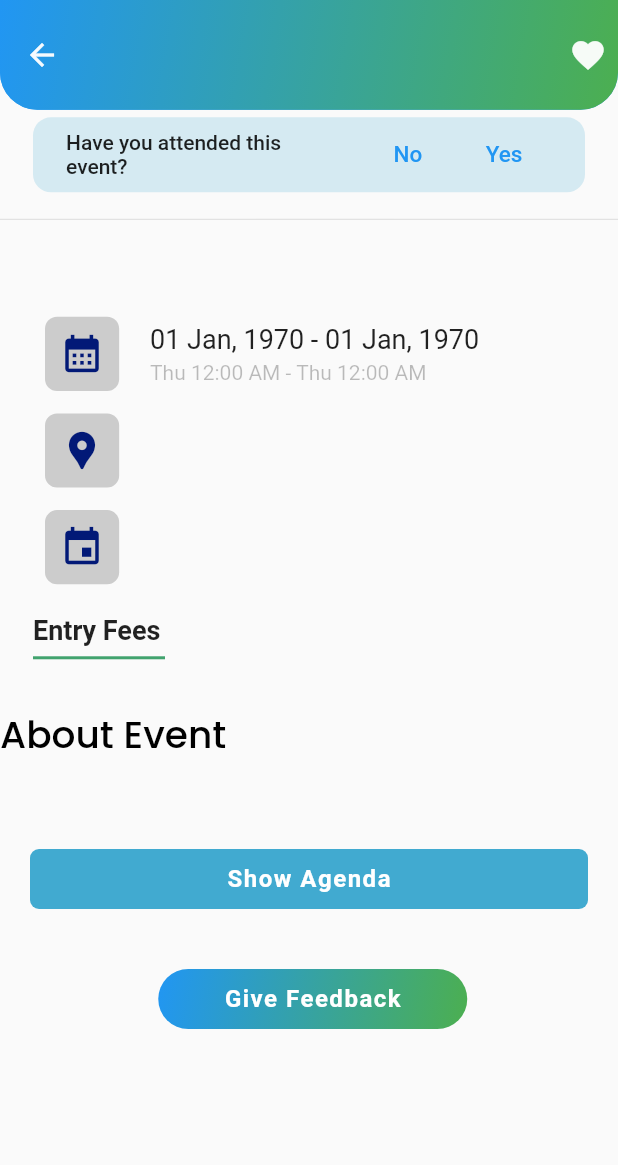
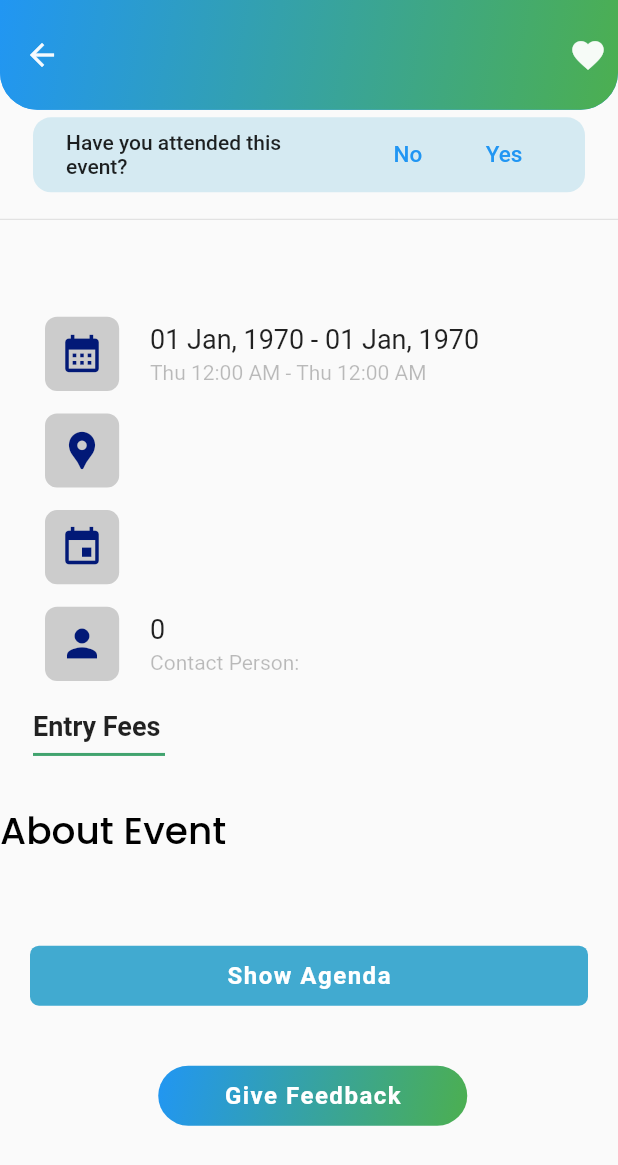
Before and after one commit to Pak-Endo/Pak-Endo-Mobile, a Flutter app: the DetailPage screen opened directly with empty values, after a tap on "No", on a phone screen of 412 x 824 dp. Shown: the top 1165 px of the screen. Run offline on Flutter 3.47's test engine with Material 2 defaults, Android fonts, the phone set to English and light mode, and no system bars; our stand-ins replace animated_notch_bottom_bar, cached_network_image, carousel_slider, dots_indicator, flutter_easyloading, flutter_native_splash and 5 more; missing offline and left inert: is_first_run; accounts and stored records are empty; network calls fail.

Commit message:
- Added Contact Person in event detail

```diff
--- a/lib/model/event_model.dart
+++ b/lib/model/event_model.dart
@@ -17,9 +17,11 @@ class EventModel {
   bool? isAttended;
   String? createdAt;
   String? featuredImage;
+  int? contactNumber;
+  String? contactPerson;
 
-  EventModel({
-    this.id,
+  EventModel(
+      {this.id,
       this.title,
       this.description,
       this.startDate,
@@ -37,6 +39,8 @@ class EventModel {
     this.isAttended,
     this.createdAt,
     this.featuredImage,
+    this.contactNumber,
+    this.contactPerson
   });
 
   EventModel.fromJson(dynamic json) {
@@ -76,6 +80,8 @@ class EventModel {
     isAttended = json['isAttended'];
     createdAt = json['createdAt'];
     featuredImage = json['featuredImage'];
+    contactNumber = json['contactNumber'];
+    contactPerson = json['contactPerson'];
   }
 }
 
--- a/lib/views/pages/agenda_detail.dart
+++ b/lib/views/pages/agenda_detail.dart
@@ -113,7 +113,7 @@ class AgendaDetail extends StatelessWidget {
                   fontFamily: 'Poppins-Medium',
                   fontWeight: FontWeight.w400))),
           Center(
-              child: Text(agenda.speakerDesignation!,
+              child: Text(agenda.speakerDesignation??'',
                   textAlign: TextAlign.start,
                   style: const TextStyle(
                       color: Colors.grey,
--- a/lib/views/pages/auth_pages/signup.dart
+++ b/lib/views/pages/auth_pages/signup.dart
@@ -29,10 +29,6 @@ class _RegisterState extends State<Register> {
   String _phoneNo = "";
   String prefix = "";
   String _city = "";
-
-  bool myvalue = false;
-  bool malecheckbox = false;
-  bool femalecheckbox = false;
 
   @override
   Widget build(BuildContext context) {
--- a/lib/views/pages/details_page.dart
+++ b/lib/views/pages/details_page.dart
@@ -298,9 +298,9 @@ class DetailPage extends StatelessWidget {
                   height: MediaQuery.of(Get.context!).size.height * 0.06,
                   width: MediaQuery.of(Get.context!).size.height * 0.06,
                   decoration: BoxDecoration(
-                    borderRadius: const BorderRadius.all(Radius.circular(8.0)),
-                    color: Colors.grey.withOpacity(0.5),
-                  ),
+                      borderRadius:
+                          const BorderRadius.all(Radius.circular(8.0)),
+                      color: Colors.grey.withOpacity(0.5)),
                   child: const Icon(Icons.event,
                       color: Appcolors.Appbuttoncolor, size: 30)),
               Container(
@@ -311,6 +311,35 @@ class DetailPage extends StatelessWidget {
                       child: Text(event.type!,
                           style: const TextStyle(fontSize: 18))))
             ])),
+        const SizedBox(height: 15),
+        Padding(
+          padding: const EdgeInsets.symmetric(horizontal: 8.0),
+          child: Row(children: [
+            Container(
+                height: MediaQuery.of(Get.context!).size.height * 0.06,
+                width: MediaQuery.of(Get.context!).size.height * 0.06,
+                decoration: BoxDecoration(
+                    borderRadius: const BorderRadius.all(Radius.circular(8.0)),
+                    color: Colors.grey.withOpacity(0.5)),
+                child: const Icon(Icons.person,
+                    color: Appcolors.Appbuttoncolor, size: 30)),
+            Container(
+                margin: EdgeInsets.only(
+                    left: MediaQuery.of(Get.context!).size.width * 0.05),
+                child: Column(
+                    crossAxisAlignment: CrossAxisAlignment.start,
+                    children: [
+                      Text(event.contactNumber.toString(),
+                          style: const TextStyle(fontSize: 18)),
+                      SizedBox(
+                          height:
+                              MediaQuery.of(Get.context!).size.width * 0.01),
+                      Text('Contact Person: ${event.contactPerson!}',
+                          style: const TextStyle(
+                              color: Colors.black26, fontSize: 14))
+                    ]))
+          ]),
+        ),
         const SizedBox(height: 20),
       ]),
     );
```
Lines whose indentation alone changed are shown as unchanged.
